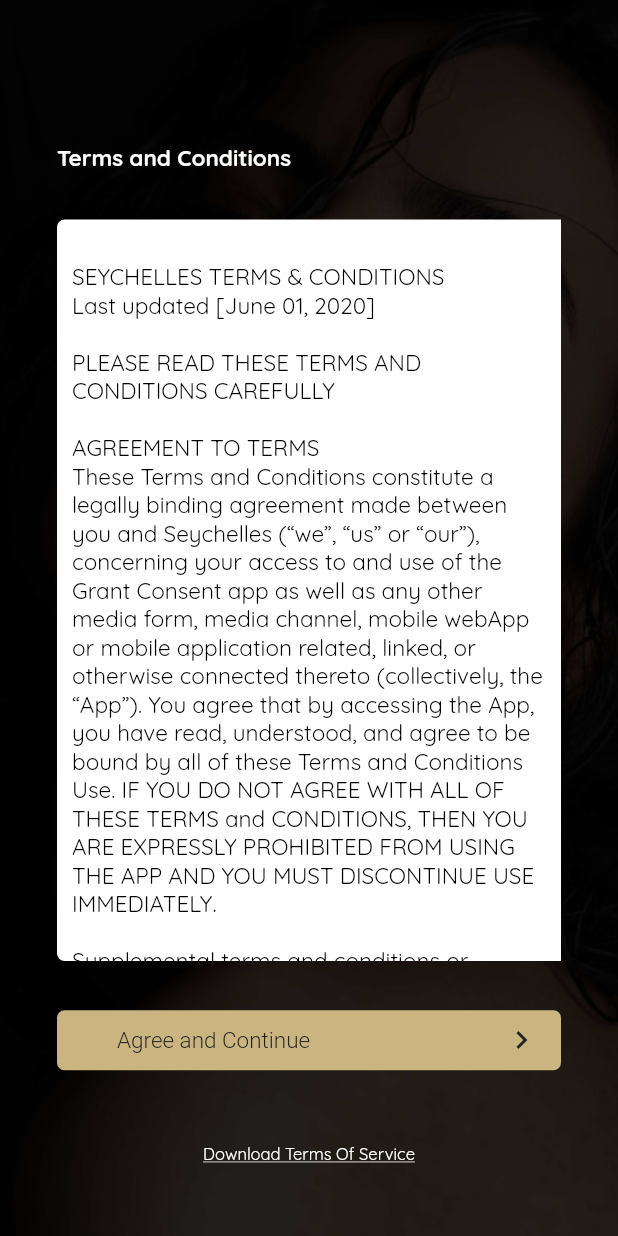
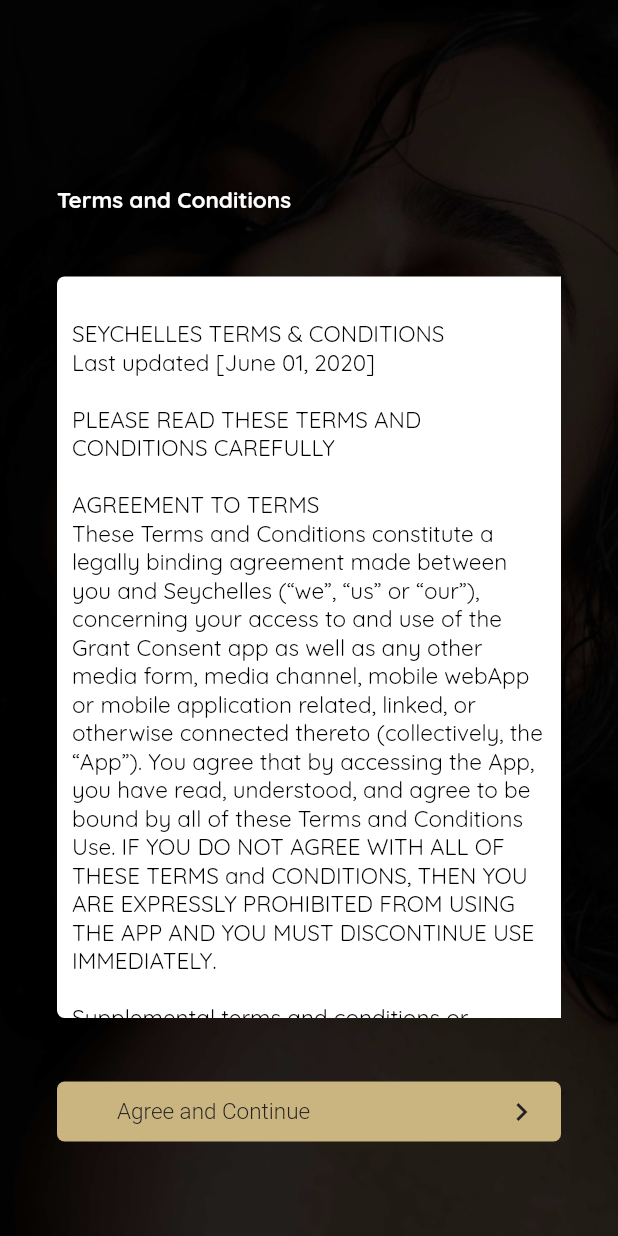
Before and after one commit to grantconsent/Seychelles, a Flutter app: the Terms screen opened directly, on a phone screen of 412 x 824 dp. Run offline on Flutter 3.47's test engine with Material 2 defaults, Android fonts, the phone set to English and light mode, and no system bars; our stand-ins replace cloud_firestore, contacts_service, email_validator, firebase_auth, firebase_dynamic_links, firebase_storage and 4 more; missing offline and left inert: mailer; accounts and stored records are empty.

Commit message:
Remove download terms

```diff
--- a/lib/screens/terms_and_conditions.dart
+++ b/lib/screens/terms_and_conditions.dart
@@ -83,19 +83,6 @@ class Terms extends StatelessWidget {
               Spacer(
                 flex: 3,
               ),
-              Center(
-                child: Text(
-                  'Download Terms Of Service',
-                  style: kBody1TextStyle.copyWith(
-                    color: Colors.white,
-                    fontSize: 11,
-                    decoration: TextDecoration.underline,
-                  ),
-                ),
-              ),
-              Spacer(
-                flex: 3,
-              ),
             ],
           ),
         ),
```
